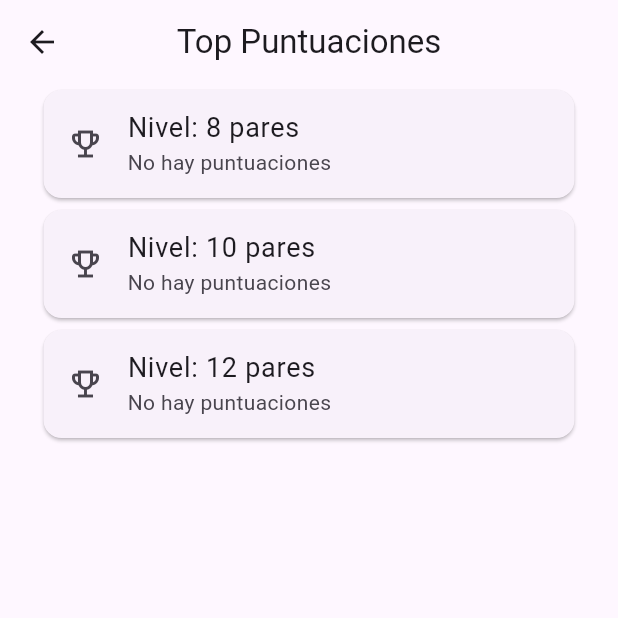
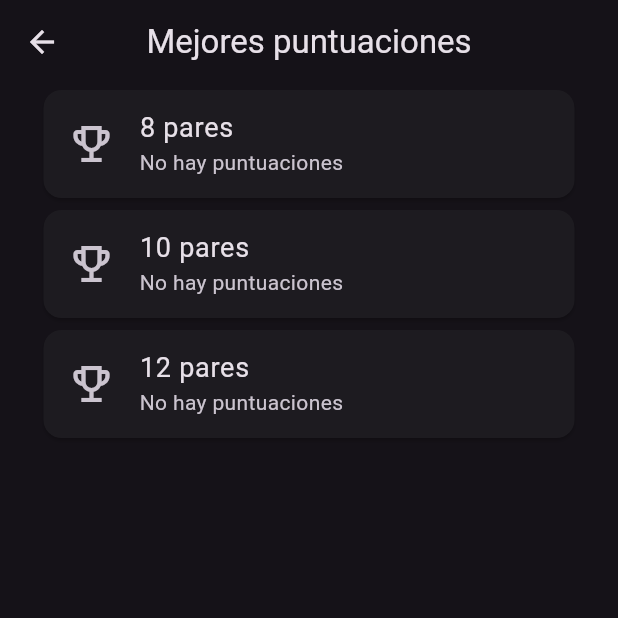
Before and after one commit to juddcito/flutter_memorama, a Flutter app: the screen it shows after launch, after a tap on "Puntuaciones", on a phone screen of 412 x 824 dp, the top half of it. Run offline on Flutter 3.47's test engine with Material 2 defaults, Android fonts, the phone set to English and light mode, and no system bars; our stand-ins replace animate_do, flip_card, sqflite; accounts and stored records are empty.

Commit message:
icon app implementado

```diff
--- a/lib/config/app_theme.dart
+++ b/lib/config/app_theme.dart
@@ -7,7 +7,7 @@ class AppTheme{
   ThemeData getTheme() => ThemeData(
     useMaterial3: true,
     colorSchemeSeed: Colors.deepPurple,
-    //brightness: Brightness.dark
+    brightness: Brightness.dark
   );
 
 }
--- a/lib/presentation/screens/home_screen.dart
+++ b/lib/presentation/screens/home_screen.dart
@@ -47,8 +47,21 @@ class _HomeScreenState extends State<HomeScreen> {
             child: Column(
               children: [
 
+                FadeInRightBig(
+                  child: const Text(
+                    'MEMORAMA',
+                    style: TextStyle(
+                      fontSize: 48,
+                      fontWeight: FontWeight.bold
+                    ),
+                  ),
+                ),
+
+                const SizedBox(height: 45,),
+
                 // logo
                 FadeInRight(
+                  delay: const Duration(milliseconds: 1500),
                   child: ClipRRect(
                     child: Image.asset(
                       'assets/grape.png',
@@ -60,6 +73,7 @@ class _HomeScreenState extends State<HomeScreen> {
                 const SizedBox(height: 45,),
 
                 FadeInRight(
+                  delay: const Duration(milliseconds: 1500),
                   child: Container(
                     width: 250,
                     child: FilledButton.tonalIcon(
@@ -75,6 +89,7 @@ class _HomeScreenState extends State<HomeScreen> {
                 const SizedBox(height: 15,),
 
                 FadeInRight(
+                  delay: const Duration(milliseconds: 1500),
                   child: Container(
                     width: 250,
                     child: FilledButton.tonalIcon(
@@ -87,6 +102,19 @@ class _HomeScreenState extends State<HomeScreen> {
                   ),
                 ),
 
+                const Spacer(),
+
+                FadeIn(
+                  delay: const Duration(seconds: 1),
+                  child: const Padding(
+                    padding: EdgeInsets.only(bottom: 45),
+                    child: Chip(
+                      avatar: Icon(Icons.copyright),
+                      label: Text('Juan De Dios Sapién')
+                    ),
+                  ),
+                )
+
 
               ],
             ),
--- a/lib/presentation/screens/pregame_screen.dart
+++ b/lib/presentation/screens/pregame_screen.dart
@@ -19,7 +19,7 @@ class _PregameScreenState extends State<PregameScreen> {
 
     return Scaffold(
       appBar: AppBar(
-        title: const Text('Cantidad de pares'),
+        title: const Text('Niveles'),
         centerTitle: true,
       ),
       body: Padding(
@@ -68,7 +68,7 @@ class _PregameScreenState extends State<PregameScreen> {
               child: FilledButton.icon(onPressed: (){
                Navigator.pushReplacement(context, MaterialPageRoute(builder:(context) => GameScreen(numPares: selectedValue)));
                 },
-                icon: const Icon(Icons.play_arrow_outlined),
+                icon: const Icon(Icons.play_arrow),
                 label: const Text('¡JUGAR!')
               ),
             )
--- a/lib/presentation/screens/scores_screen.dart
+++ b/lib/presentation/screens/scores_screen.dart
@@ -47,7 +47,7 @@ class _ScoresScreenState extends State<ScoresScreen> {
   Widget build(BuildContext context) {
     return Scaffold(
       appBar: AppBar(
-        title: const Text('Top Puntuaciones'),
+        title: const Text('Mejores puntuaciones'),
         centerTitle: true,
       ),
       body: Padding(
@@ -58,8 +58,8 @@ class _ScoresScreenState extends State<ScoresScreen> {
             FadeInRight(
               child: Card(
                 child: ListTile(
-                  leading: const Icon(Icons.emoji_events_outlined),
-                  title: const Text('Nivel: 8 pares',
+                  leading: const Icon(Icons.emoji_events_outlined, size: 32),
+                  title: const Text('8 pares',
                       style: TextStyle(fontSize: 18)),
                   subtitle: Text(puntuacionOchoPares),
                 ),
@@ -68,8 +68,8 @@ class _ScoresScreenState extends State<ScoresScreen> {
             FadeInRight(
               child: Card(
                 child: ListTile(
-                  leading: const Icon(Icons.emoji_events_outlined),
-                  title: const Text('Nivel: 10 pares',
+                  leading: const Icon(Icons.emoji_events_outlined, size: 32),
+                  title: const Text('10 pares',
                       style: TextStyle(fontSize: 18)),
                   subtitle: Text(puntuacionDiezPares),
                 ),
@@ -78,8 +78,8 @@ class _ScoresScreenState extends State<ScoresScreen> {
             FadeInRight(
               child: Card(
                 child: ListTile(
-                  leading: const Icon(Icons.emoji_events_outlined),
-                  title: const Text('Nivel: 12 pares',
+                  leading: const Icon(Icons.emoji_events_outlined, size: 32),
+                  title: const Text('12 pares',
                       style: TextStyle(fontSize: 18)),
                   subtitle: Text(puntuacionDocePares),
                 ),
--- a/pubspec.yaml
+++ b/pubspec.yaml
@@ -11,6 +11,7 @@ dependencies:
   flip_card: ^0.7.0
   flutter:
     sdk: flutter
+  flutter_launcher_icons: ^0.13.1
   intl: ^0.18.1
   path: ^1.8.3
   sqflite: ^2.3.0
@@ -20,6 +21,11 @@ dev_dependencies:
   flutter_test:
     sdk: flutter
 
+flutter_launcher_icons:
+  android: "launcher_icon"
+  ios: true
+  image_path: "assets/grape.png"
+
 flutter:
   uses-material-design: true
   assets:
```
Also changed, not shown: pubspec.lock, 27 other files.
